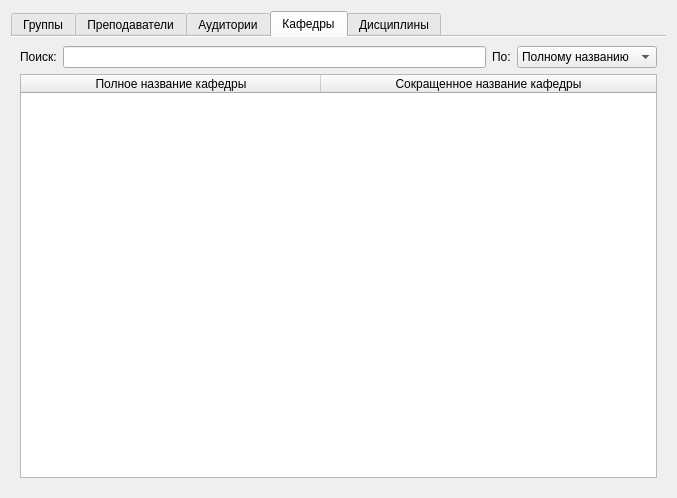
This is catalogsform.ui in lex1133/ScheduleV2 as Qt 5 draws it before an edit. The edited form follows.
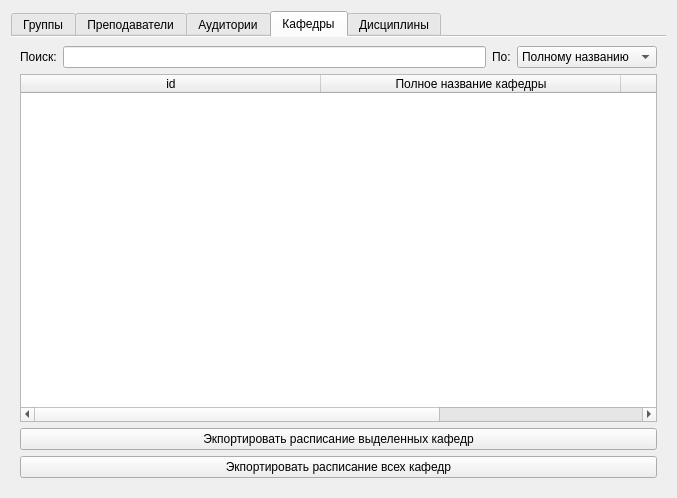
This is the edited form. The open tabs and pages were chosen to show the change.

Patch:
```diff
--- a/catalogsform.ui
+++ b/catalogsform.ui
@@ -304,6 +304,13 @@
        <string>Кафедры</string>
       </attribute>
       <layout class="QGridLayout" name="gridLayout_2">
+       <item row="2" column="0" colspan="4">
+        <widget class="QPushButton" name="ExportSelectedChairs">
+         <property name="text">
+          <string>Экпортировать расписание выделенных кафедр</string>
+         </property>
+        </widget>
+       </item>
        <item row="0" column="3">
         <widget class="QComboBox" name="ChairsSearchInCombo">
          <item>
@@ -373,6 +380,11 @@
          <attribute name="horizontalHeaderStretchLastSection">
           <bool>true</bool>
          </attribute>
+         <column>
+          <property name="text">
+           <string>id</string>
+          </property>
+         </column>
          <column>
           <property name="text">
            <string>Полное название кафедры</string>
@@ -385,6 +397,13 @@
          </column>
         </widget>
        </item>
+       <item row="3" column="0" colspan="4">
+        <widget class="QPushButton" name="ExportAllChairs">
+         <property name="text">
+          <string>Экпортировать расписание всех кафедр</string>
+         </property>
+        </widget>
+       </item>
       </layout>
      </widget>
      <widget class="QWidget" name="CatalogsSubjectsTab">
```
Left out of the diff: 12 changed lines with no effect on the pictures.
